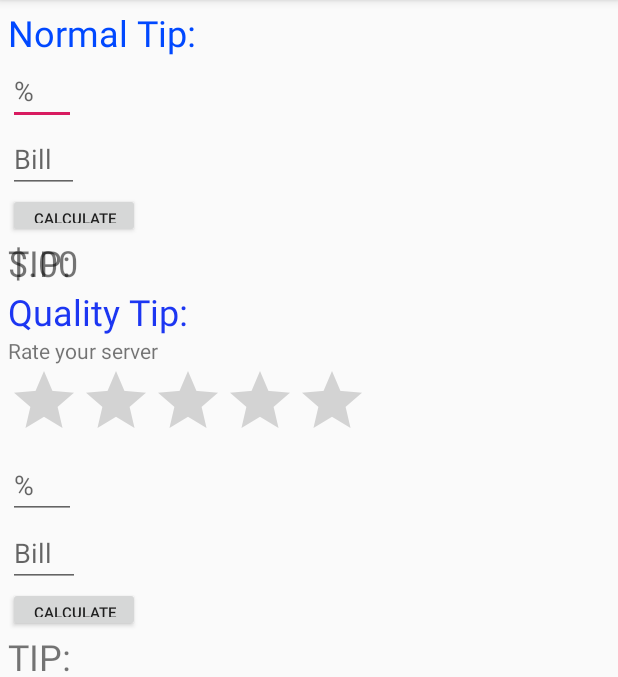
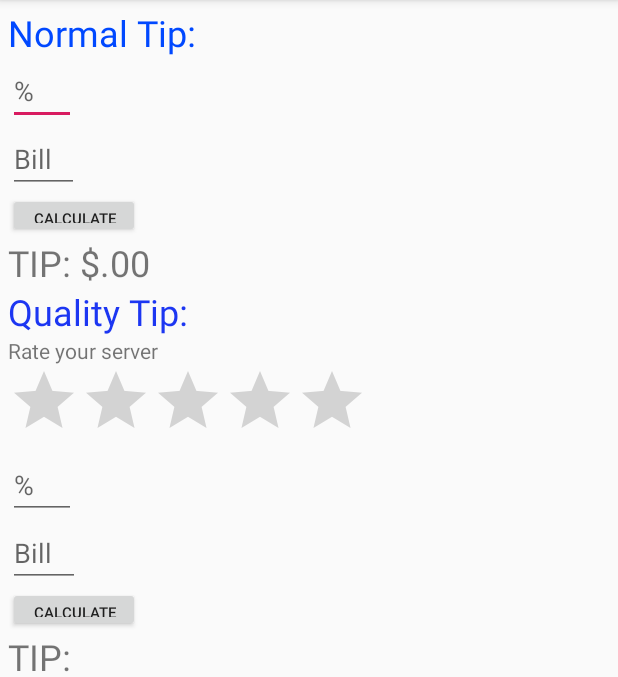
Before and after one commit to cameronchiu/MyTippApp2, an Android app: the screen it shows after launch (MainActivity), after a tap on "CALCULATE", on a phone screen of 412 x 824 dp, the part 84-761 px from its top. Run offline under Robolectric (Android 15) with nearby library versions, the phone set to English and light mode, and no system bars; 2 statements that could not run were skipped.

Commit message:
working app w/ emtpy string error

```diff
--- a/app/src/main/java/com/example/mytippapp2/MainActivity.java
+++ b/app/src/main/java/com/example/mytippapp2/MainActivity.java
@@ -23,7 +23,10 @@ public class MainActivity extends AppCompatActivity {
     }
 
     public void calculateTip(View v){
-        TextView textViewTipOutput = (TextView) findViewById(R.id.textViewTipOutput);
+
+        // the names of id are wrong, so empty string is causing an exception
+
+        TextView TIP = (TextView) findViewById(R.id.textViewTIP);
         EditText bill = (EditText) findViewById(R.id.editTextBill);
         EditText percentage = (EditText) findViewById(R.id.editTextPercentage);
 
@@ -31,21 +34,22 @@ public class MainActivity extends AppCompatActivity {
         double Percentage = Double.parseDouble(percentage.getText().toString());
         double tip = 0;
         tip = Percentage*.01*Bill;
-        textViewTipOutput.setText(""+df.format(tip));
+        TIP.setText("TIP: "+df.format(tip));
 
     }
 
     public void calculateQualityTip(View v){
-        TextView textViewTipOutput2 = (TextView)findViewById(R.id.textViewTipOutput2);
+
+        TextView TIP2 = (TextView) findViewById(R.id.textViewTIP2);
         EditText bill2 = (EditText) findViewById(R.id.editText2);
         EditText percentage2 = (EditText) findViewById(R.id.editTextPercentage2);
         RatingBar ratingBar = (RatingBar) findViewById(R.id.ratingBar);
 
         double Bill2 = Double.parseDouble(bill2.getText().toString());
         double Percentage2 = Double.parseDouble(percentage2.getText().toString());
-        double tip = 0;
+        double tip2 = 0;
         double extra = ratingBar.getRating();
-        tip = Percentage2*.01*Bill2+extra;
-        textViewTipOutput2.setText(""+df.format(tip));
+        tip2 = Percentage2*.01*Bill2+extra;
+        TIP2.setText("TIP: "+df.format(tip2));
     }
 }
--- a/app/src/main/res/layout/activity_main.xml
+++ b/app/src/main/res/layout/activity_main.xml
@@ -50,14 +50,6 @@
             android:layout_row="4"
             android:layout_column="0"
             android:text="TIP:"
-            android:textSize="24sp" />
-
-        <TextView
-            android:id="@+id/textViewTipOutput"
-            android:layout_width="wrap_content"
-            android:layout_height="wrap_content"
-            android:layout_row="4"
-            android:layout_column="0"
             android:textSize="24sp" />
 
         <Button
@@ -114,13 +106,6 @@
             android:text="TIP:"
             android:textSize="24sp" />
 
-        <TextView
-            android:id="@+id/textViewTipOutput2"
-            android:layout_width="wrap_content"
-            android:layout_height="wrap_content"
-            android:layout_row="10"
-            android:layout_column="0" />
-
         <EditText
             android:id="@+id/editText2"
             android:layout_width="48dp"
```
